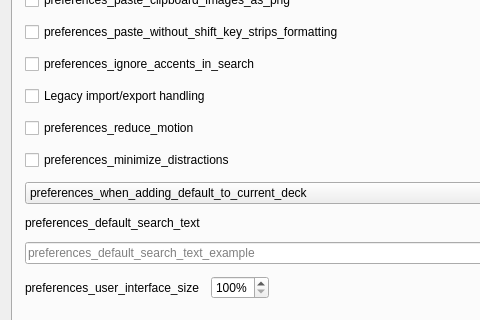
Above: qt/aqt/forms/preferences.ui from ankitects/anki before the change; both pictures show x 0 to 480 and y 227 to 547 of the 640 by 660 pixel window. Below: the same form after it.
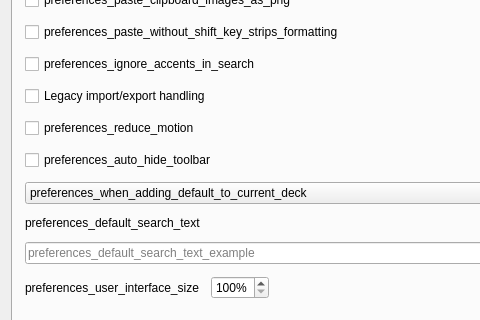
That is the form after the change.

What changed in the file:
```diff
--- a/qt/aqt/forms/preferences.ui
+++ b/qt/aqt/forms/preferences.ui
@@ -119,7 +119,7 @@
           <string>preferences_minimize_distractions_tooltip</string>
          </property>
          <property name="text">
-          <string>preferences_minimize_distractions</string>
+          <string>preferences_auto_hide_toolbar</string>
          </property>
         </widget>
        </item>
```
Left out of the diff: 7 changed lines with no effect on the pictures.
